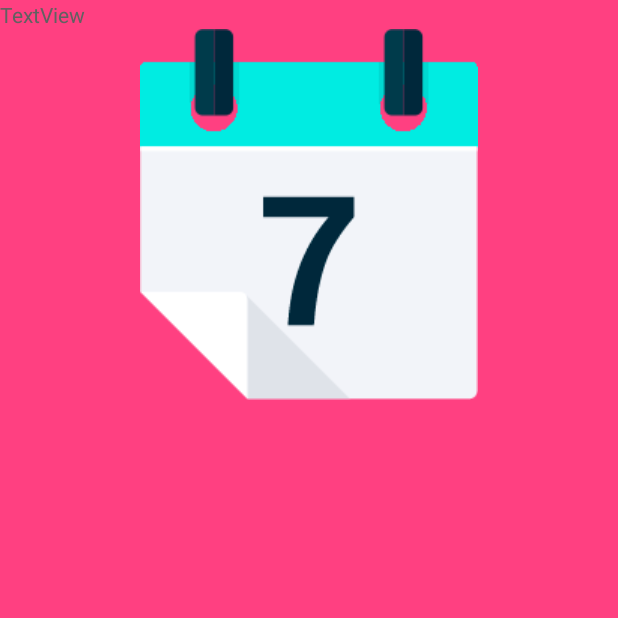
After one commit to ITrubnikov/Restaurants, an Android app: the DishesDetalActivity screen opened directly, with no data from a screen before it, on a phone screen of 412 x 824 dp, the top half of it. The commit adds this screen. Run offline under Robolectric (Android 15) with nearby library versions, the phone set to English and light mode, and no system bars.

Commit message:
Заготовки для Транзишенса

```diff
--- /dev/null
+++ b/app/src/main/java/ru/mcsolutions/restaurants/shisha/activities/DishesDetalActivity.java
@@ -0,0 +1,20 @@
+package ru.mcsolutions.restaurants.shisha.activities;
+
+import android.os.Bundle;
+import android.support.annotation.Nullable;
+import android.support.v7.app.AppCompatActivity;
+
+import ru.mcsolutions.restaurants.shisha.R;
+
+/**
+ * Created by Ivan on 29.11.16.
+ */
+
+public class DishesDetalActivity extends AppCompatActivity {
+
+    @Override
+    protected void onCreate(@Nullable Bundle savedInstanceState) {
+        super.onCreate(savedInstanceState);
+        setContentView(R.layout.dishes_detal_activity);
+    }
+}
--- /dev/null
+++ b/app/src/main/res/layout/dishes_detal_activity.xml
@@ -0,0 +1,24 @@
+<?xml version="1.0" encoding="utf-8"?>
+<LinearLayout xmlns:android="http://schemas.android.com/apk/res/android"
+    xmlns:app="http://schemas.android.com/apk/res-auto"
+    xmlns:tools="http://schemas.android.com/tools"
+    android:orientation="vertical"
+    android:layout_width="match_parent"
+    android:layout_height="match_parent"
+    tools:context="ru.mcsolutions.restaurants.shisha.activities.DishesActivity">
+
+    <TextView
+        android:text="TextView"
+        android:layout_width="match_parent"
+        android:layout_height="wrap_content"
+        android:id="@+id/textView2"
+        android:transitionName="@string/transition_text"/>
+
+    <ImageView
+        android:layout_width="match_parent"
+        android:layout_height="wrap_content"
+        app:srcCompat="@drawable/afisha"
+        android:id="@+id/imageView3"
+        android:transitionName="@string/transition_image"/>
+
+</LinearLayout>
--- a/app/src/main/res/layout/item_dish.xml
+++ b/app/src/main/res/layout/item_dish.xml
@@ -17,6 +17,7 @@
         android:orientation="vertical">
 
         <android.support.v7.widget.AppCompatTextView
+            android:transitionName="@string/transition_text"
             android:id="@+id/textViewName"
             android:layout_width="wrap_content"
             android:layout_height="wrap_content"
@@ -55,6 +56,7 @@
             android:text="Minutes"/>
 
         <android.support.v7.widget.AppCompatImageView
+            android:transitionName="@string/transition_image"
             android:id="@+id/imageView"
             android:layout_width="wrap_content"
             android:layout_height="80dp"
--- a/app/src/main/res/values/strings.xml
+++ b/app/src/main/res/values/strings.xml
@@ -4,6 +4,9 @@
     <string name="navigation_drawer_open">Open navigation drawer</string>
     <string name="navigation_drawer_close">Close navigation drawer</string>
     <string name="action_settings">Settings</string>
+
+    <string name="transition_text">TT</string>
+    <string name="transition_image">TI</string>
 
 
 
```
Also changed, not shown: app/src/main/AndroidManifest.xml (+6 -1 lines), app/src/main/java/ru/mcsolutions/restaurants/shisha/adapters/DishesRecyclerAdapter.java (+48 -1 lines).
